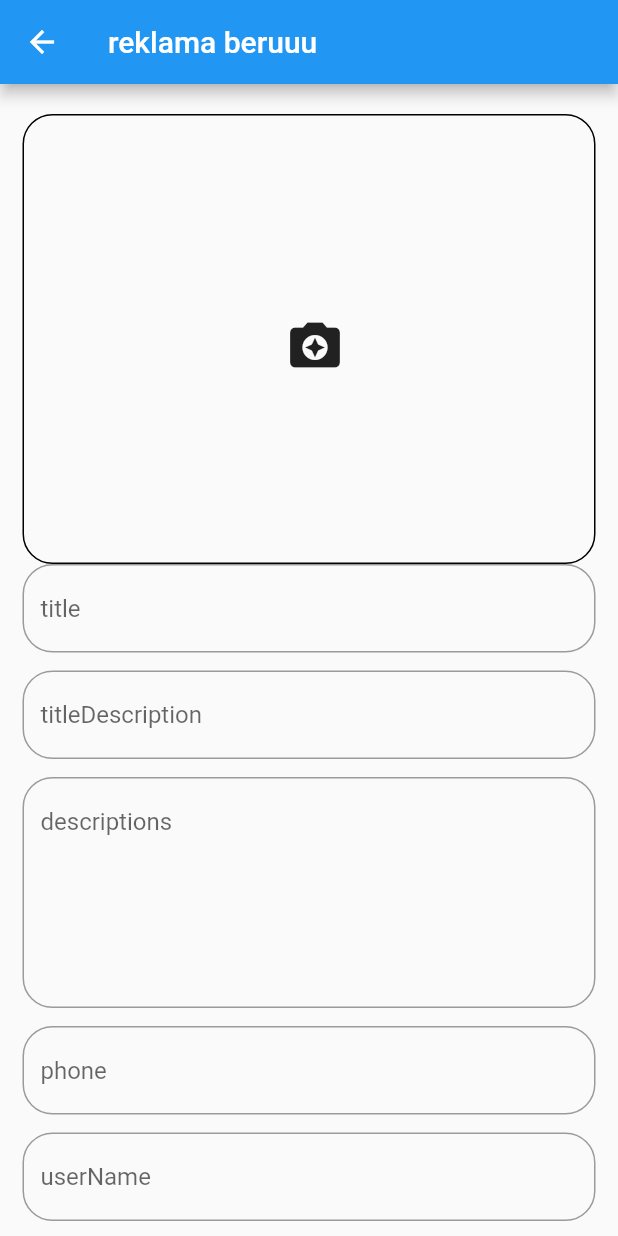
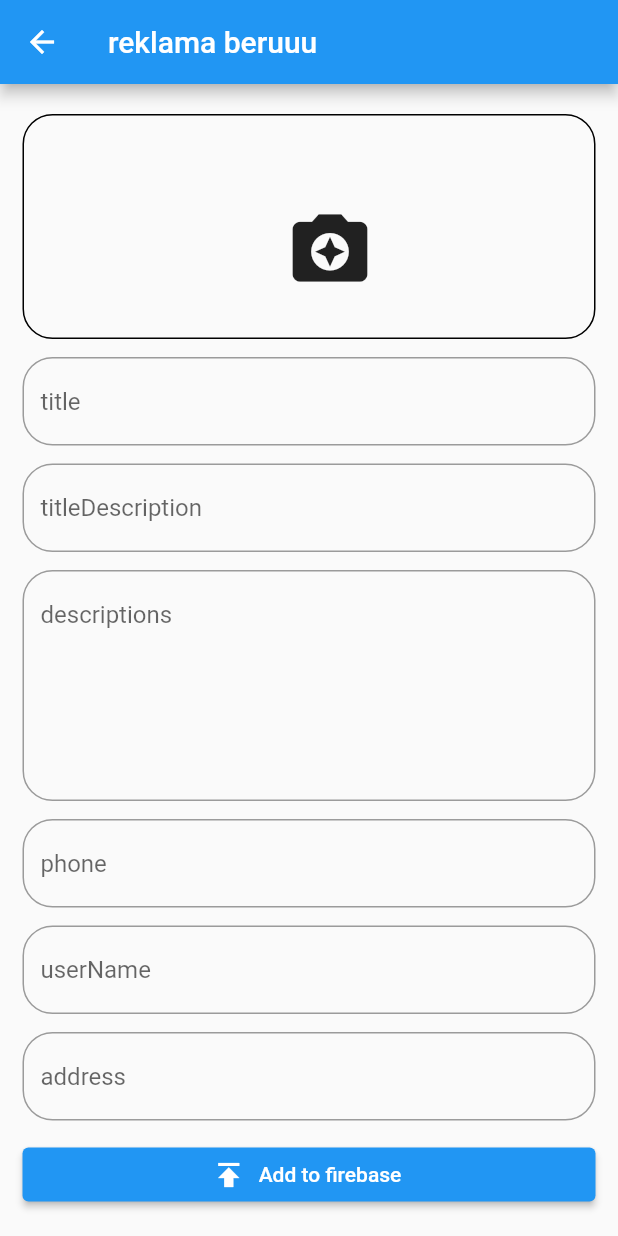
Before and after one commit to Arsen20000/Kazarman_jarnama, a Flutter app: the AdvertAddView screen opened directly, after a tap on the "camera enhance" icon, on a phone screen of 412 x 824 dp. Run offline on Flutter 3.47's test engine with Material 2 defaults, Android fonts, the phone set to English and light mode, and no system bars; our stand-ins replace firebase_core, image_picker; accounts and stored records are empty.

Commit message:
aded image five commit

```diff
--- a/lib/buttons/custom_cart.dart
+++ b/lib/buttons/custom_cart.dart
@@ -1,5 +1,4 @@
 import 'package:flutter/material.dart';
-
 import '../constants/app_text_style.dart';
 
 class CustomCard extends StatelessWidget {
--- a/lib/buttons/drawer_button.dart
+++ b/lib/buttons/drawer_button.dart
@@ -1,6 +1,5 @@
 
 import 'package:flutter/material.dart';
-
 import '../constants/app_text_style.dart';
 
 class DrawerButton extends StatelessWidget {
--- a/lib/view/add_advert_view/add_advert_view.dart
+++ b/lib/view/add_advert_view/add_advert_view.dart
@@ -1,4 +1,3 @@
-import 'dart:developer';
 import 'dart:io';
 
 import 'package:flutter/material.dart';
@@ -21,6 +20,8 @@ class _AdvertAddViewState extends State<AdvertAddView> {
   final _phone = TextEditingController();
   final _userName = TextEditingController();
   final _address = TextEditingController();
+  List<XFile> images = [];
+
   @override
   Widget build(BuildContext context) {
     return Scaffold(
@@ -30,7 +31,12 @@ class _AdvertAddViewState extends State<AdvertAddView> {
         body: ListView(
           padding: const EdgeInsets.fromLTRB(15, 20, 15, 20),
           children: [
-            ImageContainer(images: [],),
+            ImageContainer(
+              images: images,
+              onPicked: (value) => images = value,
+              delete: (xfile) => images.remove(xfile),
+            ),
+             const SizedBox(height: 12),
             TexttformField(
               controller: _title,
               hintText: 'title',
@@ -74,13 +80,16 @@ class _AdvertAddViewState extends State<AdvertAddView> {
 // ignore: must_be_immutable
 class ImageContainer extends StatefulWidget {
   ImageContainer({
+    Key? key,
     required this.images,
-
-    super.key,
-  });
+    required this.onPicked,
+    required this.delete,
+  }) : super(key: key);
 
   List<XFile> images;
+  final void Function(List<XFile> images) onPicked;
 
+  final void Function(XFile) delete;
   @override
   State<ImageContainer> createState() => _ImageContainerState();
 }
@@ -90,32 +99,112 @@ class _ImageContainerState extends State<ImageContainer> {
 
   @override
   Widget build(BuildContext context) {
-
     return Container(
         width: double.infinity,
+        // height: 300,
+        decoration: BoxDecoration(
+            border: Border.all(), borderRadius: BorderRadius.circular(20)),
+        child: widget.images.isNotEmpty
+            ? SizedBox(
                 height: 300,
-        decoration: BoxDecoration(
-            border: Border.all(),
-            borderRadius: BorderRadius.circular(20)),
-        child: widget.images.isNotEmpty
-            ? Wrap(
-                children: widget.images.map((e) => Expanded(child: Image.file(File(e.path)))).toList(),
-              )
-            : Center(
+                child: Stack(
+                  children:[
+                     GridView.builder(
+                      gridDelegate:const SliverGridDelegateWithFixedCrossAxisCount(
+                          crossAxisCount: 3,
+                          mainAxisExtent: 120,
+                              ),
+                      itemCount:widget.images.length,
+                      itemBuilder:(BuildContext context, int index) {
+                        return ImageCard(
+                          widget.images[index],
+                          delete: (xfile) {
+                            widget.images.remove(xfile);
+                            widget.delete(xfile);
+                            setState(() {
+
+                            });
+                          },
+                        );
+                      }),
+               Positioned(
+                bottom: 4,
+                right: 4,
+                 child: Padding(
+                  padding: const EdgeInsets.all(50.0),
                   child: IconButton(
                     icon: const Icon(
                       Icons.camera_enhance,
-                      size: 40,
+                      size: 20,
                     ),
                     onPressed: () async {
                       final value = await service.pickImages();
                       if (value != null) {
+                        widget.onPicked(value);
                         widget.images = value;
                         setState(() {});
                       }
+                    },
+                  ),
+                             ),
+               )
 
-                    },)
+                  ]
+                ),
+              )
+            : Center(
+                child: Padding(
+                padding: const EdgeInsets.all(50.0),
+                child: IconButton(
+                  icon: const Icon(
+                    Icons.camera_enhance,
+                    size: 60,
+                  ),
+                  onPressed: () async {
+                    final value = await service.pickImages();
+                    if (value != null) {
+                      widget.onPicked(value);
+                      widget.images = value;
+                      setState(() {});
+                    }
+                  },
+                ),
+              )));
+  }
+}
 
+class ImageCard extends StatelessWidget {
+  const ImageCard(
+    this.file, {
+    super.key,
+    required this.delete,
+  });
+
+  final XFile file;
+  final void Function(XFile) delete;
+
+  @override
+  Widget build(BuildContext context) {
+    return SizedBox(
+      height: 120,
+      width: double.infinity,
+        child: Stack(
+          children: [
+            Image.file(
+              File(file.path),
+              height: 120,
+              width: double.infinity,
+              fit: BoxFit.fill,
+            ),
+            Positioned(
+              top:4,
+              right: 4,
+              child: InkWell(
+                  onTap: () => delete(file),
+                  child: const Icon(Icons.delete,
+                  color: Color.fromARGB(255, 229, 57, 5))),
+            ),
+          ],
         ));
   }
 }
--- a/lib/view/main_view.dart
+++ b/lib/view/main_view.dart
@@ -31,7 +31,8 @@ class _MainViewState extends State<MainView> {
                     ));
               },
               icon: const Icon(Icons.add)),
-        ]),
+        ],),
+
         drawer: const DrawerDrawer(),
         body: ListView(
           padding: const EdgeInsets.fromLTRB(15, 20, 15, 20),
```
Lines whose indentation alone changed are shown as unchanged.
